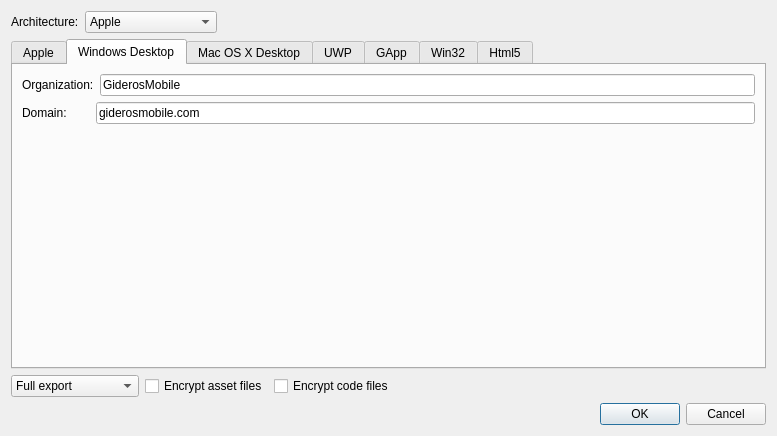
The window that ui/exportprojectdialog.ui (gideros/gideros) describes before a commit, drawn with Qt 5.
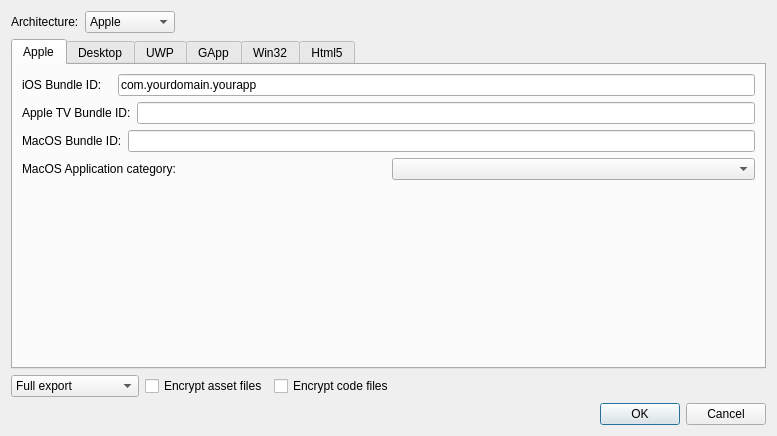
The same window after the commit. The open tabs and pages were chosen to show the change.

Diff of the .ui file:
```diff
--- a/ui/exportprojectdialog.ui
+++ b/ui/exportprojectdialog.ui
@@ -47,12 +47,7 @@
        </item>
        <item>
         <property name="text">
-         <string>Windows Desktop</string>
-        </property>
-       </item>
-       <item>
-        <property name="text">
-         <string>Mac OS X Desktop</string>
+         <string>Desktop</string>
         </property>
        </item>
        <item>
@@ -95,7 +90,7 @@
    <item>
     <widget class="QTabWidget" name="architectureTab">
      <property name="currentIndex">
-      <number>6</number>
+      <number>0</number>
      </property>
      <widget class="QWidget" name="tab">
       <attribute name="title">
@@ -177,67 +172,41 @@
        </item>
       </layout>
      </widget>
-     <widget class="QWidget" name="tab_3">
-      <attribute name="title">
-       <string>Windows Desktop</string>
-      </attribute>
-      <layout class="QVBoxLayout" name="verticalLayout_52">
-       <item>
-        <layout class="QHBoxLayout" name="horizontalLayout_40">
-         <item>
-          <widget class="QLabel" name="label4_2">
-           <property name="text">
-            <string>Organization:</string>
-           </property>
-          </widget>
-         </item>
-         <item>
-          <widget class="QLineEdit" name="win_org">
-           <property name="text">
-            <string>GiderosMobile</string>
-           </property>
-          </widget>
-         </item>
-        </layout>
-       </item>
-       <item>
-        <layout class="QHBoxLayout" name="horizontalLayout_3">
-         <item>
-          <widget class="QLabel" name="label5_2">
-           <property name="text">
-            <string>Domain:       </string>
-           </property>
-          </widget>
-         </item>
-         <item>
-          <widget class="QLineEdit" name="win_domain">
-           <property name="text">
-            <string>giderosmobile.com</string>
-           </property>
-          </widget>
-         </item>
-        </layout>
-       </item>
-       <item>
-        <spacer name="verticalSpacer11">
-         <property name="orientation">
-          <enum>Qt::Vertical</enum>
-         </property>
-         <property name="sizeHint" stdset="0">
-          <size>
-           <width>20</width>
-           <height>41</height>
-          </size>
-         </property>
-        </spacer>
-       </item>
-      </layout>
-     </widget>
      <widget class="QWidget" name="tab_4">
       <attribute name="title">
-       <string>Mac OS X Desktop</string>
+       <string>Desktop</string>
       </attribute>
       <layout class="QVBoxLayout" name="verticalLayout_5">
+       <item>
+        <layout class="QHBoxLayout" name="horizontalLayout_13">
+         <item>
+          <widget class="QLabel" name="label_5">
+           <property name="text">
+            <string>Platform:</string>
+           </property>
+          </widget>
+         </item>
+         <item>
+          <widget class="QComboBox" name="qtexp_platform">
+           <item>
+            <property name="text">
+             <string>Windows</string>
+            </property>
+           </item>
+           <item>
+            <property name="text">
+             <string>Mac OS</string>
+            </property>
+           </item>
+           <item>
+            <property name="text">
+             <string>Linux</string>
+            </property>
+           </item>
+          </widget>
+         </item>
+        </layout>
+       </item>
        <item>
         <layout class="QHBoxLayout" name="horizontalLayout_38">
          <item>
@@ -248,7 +217,7 @@
           </widget>
          </item>
          <item>
-          <widget class="QLineEdit" name="osx_org">
+          <widget class="QLineEdit" name="qtexp_org">
            <property name="text">
             <string>GiderosMobile</string>
            </property>
@@ -266,7 +235,7 @@
           </widget>
          </item>
          <item>
-          <widget class="QLineEdit" name="osx_domain">
+          <widget class="QLineEdit" name="qtexp_domain">
            <property name="text">
             <string>giderosmobile.com</string>
            </property>
@@ -279,7 +248,7 @@
          <item>
           <widget class="QLabel" name="label6">
            <property name="text">
-            <string>Bundle ID:      </string>
+            <string>Bundle ID (OSX):      </string>
            </property>
           </widget>
          </item>
@@ -297,7 +266,7 @@
          <item>
           <widget class="QLabel" name="label3_2">
            <property name="text">
-            <string>App Category:</string>
+            <string>App Category (OSX):</string>
            </property>
           </widget>
          </item>
@@ -324,7 +293,7 @@
          <item>
           <widget class="QLabel" name="label_8">
            <property name="text">
-            <string>Signing identity:</string>
+            <string>Signing identity (OSX):</string>
            </property>
           </widget>
          </item>
@@ -338,7 +307,7 @@
          <item>
           <widget class="QLabel" name="label_10">
            <property name="text">
-            <string>Installer signing identity:</string>
+            <string>Installer signing identity (OSX):</string>
            </property>
           </widget>
          </item>
@@ -613,6 +582,13 @@
          </property>
         </widget>
        </item>
+       <item>
+        <widget class="QDialogButtonBox" name="buttonBox_2">
+         <property name="standardButtons">
+          <set>QDialogButtonBox::Cancel|QDialogButtonBox::Ok</set>
+         </property>
+        </widget>
+       </item>
        <item>
         <layout class="QHBoxLayout" name="horizontalLayout_9">
          <item>
```
